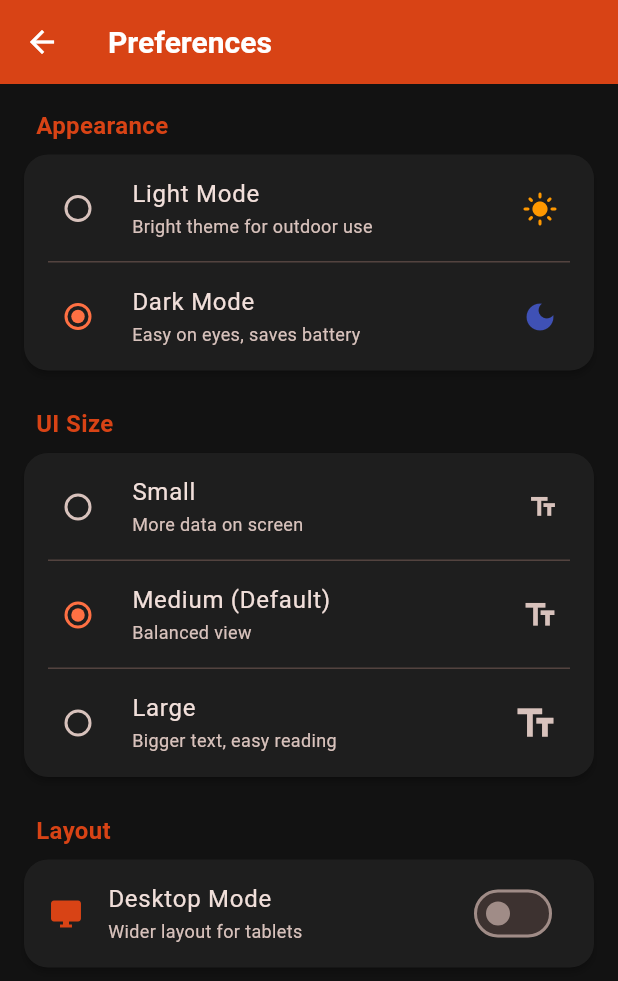
After one commit to faiz-vibe/LT-Operations, a Flutter app: the PreferencesScreen screen opened directly, after a tap on "Dark Mode", on a phone screen of 412 x 824 dp. The commit adds this screen. Shown: the top 981 px of the screen. Run offline on Flutter 3.47's test engine with Material 3 defaults, Android fonts, the phone set to English and light mode, and no system bars; our stand-ins replace file_picker, hive, hive_flutter, image_picker, pdf, screenshot and 1 more; missing offline and left inert: excel, mobile_scanner; accounts and stored records are empty.

Commit message:
some update

```diff
--- a/lib/main.dart
+++ b/lib/main.dart
@@ -1,8 +1,10 @@
+import 'services/preferences_service.dart';
 import 'package:flutter/material.dart';
 import 'package:hive_flutter/hive_flutter.dart';
 import 'models/box_item.dart';
 import 'models/vehicle_entry.dart';
 import 'screens/home_screen.dart';
+import 'services/preferences_service.dart';
 
 void main() async {
   WidgetsFlutterBinding.ensureInitialized();
@@ -31,6 +33,7 @@ void main() async {
   await Hive.openBox<String>('archive_box'); // Archive Box
   await Hive.openBox<String>('zone_mapping'); // Zone mapping ke liye naya box
 
+  await PreferencesService.init();
   runApp(const TransportSupervisorApp());
 }
 
@@ -39,16 +42,75 @@ class TransportSupervisorApp extends StatelessWidget {
 
   @override
   Widget build(BuildContext context) {
+    return ValueListenableBuilder<AppThemeMode>(
+      valueListenable: PreferencesService.themeMode,
+      builder: (context, themeMode, child) {
+        final isDark = themeMode == AppThemeMode.dark;
         return MaterialApp(
           title: 'LT Operations',
           debugShowCheckedModeBanner: false,
-      theme: ThemeData(
+          theme: isDark ? _buildDarkTheme() : _buildLightTheme(),
+          home: child,
+        );
+      },
+      child: const HomeScreen(),
+    );
+  }
+
+  // DARK THEME
+  ThemeData _buildDarkTheme() {
+    return ThemeData(
+      useMaterial3: true,
+      brightness: Brightness.dark,
+      colorScheme: ColorScheme.fromSeed(
+        seedColor: const Color(0xFFD84315),
+        primary: const Color(0xFFFF7043),
+        secondary: const Color(0xFFFF8F00),
+        brightness: Brightness.dark,
+      ),
+      scaffoldBackgroundColor: const Color(0xFF121212),
+      fontFamily: 'Roboto',
+      appBarTheme: const AppBarTheme(
+        backgroundColor: Color(0xFF1E1E1E),
+        foregroundColor: Colors.white,
+        elevation: 0,
+        titleTextStyle: TextStyle(fontWeight: FontWeight.bold, fontSize: 20, color: Colors.white),
+      ),
+      cardTheme: CardTheme(
+        elevation: 2,
+        color: const Color(0xFF1E1E1E),
+        shape: RoundedRectangleBorder(borderRadius: BorderRadius.circular(16.0)),
+        margin: EdgeInsets.zero,
+      ),
+      inputDecorationTheme: InputDecorationTheme(
+        filled: true,
+        fillColor: const Color(0xFF2C2C2C),
+        contentPadding: const EdgeInsets.symmetric(horizontal: 16, vertical: 16),
+        border: OutlineInputBorder(borderRadius: BorderRadius.circular(12.0), borderSide: BorderSide.none),
+        enabledBorder: OutlineInputBorder(borderRadius: BorderRadius.circular(12.0), borderSide: const BorderSide(color: Color(0xFF3E3E3E), width: 1)),
+        focusedBorder: OutlineInputBorder(borderRadius: BorderRadius.circular(12.0), borderSide: const BorderSide(color: Color(0xFFFF7043), width: 2)),
+      ),
+      elevatedButtonTheme: ElevatedButtonThemeData(
+        style: ElevatedButton.styleFrom(
+          backgroundColor: const Color(0xFFFF7043),
+          foregroundColor: Colors.black,
+          padding: const EdgeInsets.symmetric(horizontal: 24, vertical: 16),
+          shape: RoundedRectangleBorder(borderRadius: BorderRadius.circular(12.0)),
+          textStyle: const TextStyle(fontWeight: FontWeight.bold, fontSize: 16),
+        ),
+      ),
+    );
+  }
+
+  // LIGHT THEME
+  ThemeData _buildLightTheme() {
+    return ThemeData(
       useMaterial3: true,
       colorScheme: ColorScheme.fromSeed(
-          seedColor: const Color(0xFFD84315), // Deep Burnt Orange (Corporate & Premium)
+        seedColor: const Color(0xFFD84315),
         primary: const Color(0xFFD84315),
         secondary: const Color(0xFFFF8F00),
-          surface: const Color(0xFFF5F6FA), // Cool Neutral Grey Background
+        surface: const Color(0xFFF5F6FA),
       ),
       scaffoldBackgroundColor: const Color(0xFFF5F6FA),
       fontFamily: 'Roboto',
@@ -89,8 +151,6 @@ class TransportSupervisorApp extends StatelessWidget {
         titleLarge: TextStyle(fontWeight: FontWeight.bold, color: Colors.black87),
         bodyMedium: TextStyle(color: Colors.black54),
       ),
-      ),
-      home: const HomeScreen(),
     );
   }
 }
--- a/lib/screens/consignment_screen.dart
+++ b/lib/screens/consignment_screen.dart
@@ -7,7 +7,6 @@ import 'dart:io';
 import 'package:screenshot/screenshot.dart';
 import 'package:path_provider/path_provider.dart';
 import 'package:image_picker/image_picker.dart';
-import '../services/google_sync_service.dart';
 import '../models/vehicle_entry.dart';
 import '../models/box_item.dart';
 import '../services/export_service.dart';
@@ -772,16 +771,7 @@ class _ConsignmentScreenState extends State<ConsignmentScreen> {
                             if (context.mounted) { Navigator.pop(context); Navigator.pop(context); }
                             if (context.mounted) {
                               ScaffoldMessenger.of(context).showSnackBar(
-                                const SnackBar(content: Text('Process Completed! Syncing data in background...'), backgroundColor: Colors.blue),
-                              );
-                            }
-                            bool isSynced = await GoogleSyncService.syncToSheet(widget.vehicleEntry);
-                            if (context.mounted) {
-                              ScaffoldMessenger.of(context).showSnackBar(
-                                SnackBar(
-                                  content: Text(isSynced ? 'Successfully Synced to Google Sheet!' : 'Saved locally. Sync failed (No internet).'),
-                                  backgroundColor: isSynced ? Colors.green : Colors.red,
-                                ),
+                                const SnackBar(content: Text('Process Completed & Saved!'), backgroundColor: Colors.green),
                               );
                             }
                           } : null,
--- a/lib/screens/home_screen.dart
+++ b/lib/screens/home_screen.dart
@@ -1,3 +1,4 @@
+import 'preferences_screen.dart';
 import 'location_audit_screen.dart';
 import 'dart:async';
 import 'dart:ui';
@@ -216,6 +217,7 @@ class _HomeScreenState extends State<HomeScreen> {
                     _buildDrawerItem(Icons.delete_outline, 'Trash', 'Deleted items', Colors.red, () { Navigator.pop(context); Navigator.push(context, MaterialPageRoute(builder: (context) => const TrashScreen())); }, trailing: trashCount > 0 ? Container(padding: const EdgeInsets.all(6), decoration: const BoxDecoration(color: Colors.red, shape: BoxShape.circle), child: Text(trashCount.toString(), style: const TextStyle(color: Colors.white, fontSize: 12))) : null),
                     const Divider(indent: 20, endIndent: 20),
                     _buildDrawerItem(Icons.qr_code_2, 'Generate Stickers', 'Print barcode stickers', Colors.teal, () { Navigator.pop(context); Navigator.push(context, MaterialPageRoute(builder: (context) => const StickerGeneratorScreen())); }),
+                    _buildDrawerItem(Icons.settings_outlined, 'Preferences', 'Theme, size & layout', Colors.teal, () { Navigator.pop(context); Navigator.push(context, MaterialPageRoute(builder: (context) => const PreferencesScreen())); }),
                     _buildDrawerItem(Icons.menu_book, 'Manage Dictionary', 'Auto-complete words', Colors.purple, () { Navigator.pop(context); Navigator.push(context, MaterialPageRoute(builder: (context) => const ManageSuggestionsScreen())); }),
                     _buildDrawerItem(Icons.bar_chart, 'Reports & Analytics', 'Aaj ka stats dekhein', Colors.green, () { Navigator.pop(context); Navigator.push(context, MaterialPageRoute(builder: (context) => const ReportsScreen())); }),
                   ],
--- /dev/null
+++ b/lib/screens/preferences_screen.dart
@@ -0,0 +1,137 @@
+import 'package:flutter/material.dart';
+import '../services/preferences_service.dart';
+
+class PreferencesScreen extends StatelessWidget {
+  const PreferencesScreen({super.key});
+
+  @override
+  Widget build(BuildContext context) {
+    return ValueListenableBuilder<AppThemeMode>(
+      valueListenable: PreferencesService.themeMode,
+      builder: (context, themeMode, _) {
+        return ValueListenableBuilder<AppUiSize>(
+          valueListenable: PreferencesService.uiSize,
+          builder: (context, uiSize, _) {
+            return ValueListenableBuilder<bool>(
+              valueListenable: PreferencesService.desktopMode,
+              builder: (context, desktopMode, _) {
+                return Scaffold(
+                  appBar: AppBar(
+                    title: const Text('Preferences'),
+                    backgroundColor: const Color(0xFFD84315),
+                    foregroundColor: Colors.white,
+                  ),
+                  body: ListView(
+                    padding: const EdgeInsets.all(16),
+                    children: [
+                      // Theme Section
+                      _buildSectionHeader('Appearance'),
+                      _buildThemeCard(themeMode),
+                      const SizedBox(height: 24),
+
+                      // UI Size Section
+                      _buildSectionHeader('UI Size'),
+                      _buildUiSizeCard(uiSize),
+                      const SizedBox(height: 24),
+
+                      // Desktop Mode Section
+                      _buildSectionHeader('Layout'),
+                      _buildDesktopModeCard(desktopMode),
+                    ],
+                  ),
+                );
+              },
+            );
+          },
+        );
+      },
+    );
+  }
+
+  Widget _buildSectionHeader(String title) {
+    return Padding(
+      padding: const EdgeInsets.only(left: 8.0, bottom: 8.0),
+      child: Text(title, style: const TextStyle(fontSize: 16, fontWeight: FontWeight.bold, color: Color(0xFFD84315))),
+    );
+  }
+
+  Widget _buildThemeCard(AppThemeMode currentMode) {
+    return Card(
+      elevation: 2,
+      shape: RoundedRectangleBorder(borderRadius: BorderRadius.circular(16)),
+      child: Column(
+        children: [
+          RadioListTile<AppThemeMode>(
+            title: const Text('Light Mode'),
+            subtitle: const Text('Bright theme for outdoor use', style: TextStyle(fontSize: 12)),
+            secondary: const Icon(Icons.light_mode, color: Colors.orange),
+            value: AppThemeMode.light,
+            groupValue: currentMode,
+            onChanged: (value) { if (value != null) PreferencesService.setThemeMode(value); },
+          ),
+          const Divider(height: 0, indent: 16, endIndent: 16),
+          RadioListTile<AppThemeMode>(
+            title: const Text('Dark Mode'),
+            subtitle: const Text('Easy on eyes, saves battery', style: TextStyle(fontSize: 12)),
+            secondary: const Icon(Icons.dark_mode, color: Colors.indigo),
+            value: AppThemeMode.dark,
+            groupValue: currentMode,
+            onChanged: (value) { if (value != null) PreferencesService.setThemeMode(value); },
+          ),
+        ],
+      ),
+    );
+  }
+
+  Widget _buildUiSizeCard(AppUiSize currentSize) {
+    return Card(
+      elevation: 2,
+      shape: RoundedRectangleBorder(borderRadius: BorderRadius.circular(16)),
+      child: Column(
+        children: [
+          RadioListTile<AppUiSize>(
+            title: const Text('Small'),
+            subtitle: const Text('More data on screen', style: TextStyle(fontSize: 12)),
+            secondary: const Icon(Icons.text_fields, size: 20),
+            value: AppUiSize.small,
+            groupValue: currentSize,
+            onChanged: (value) { if (value != null) PreferencesService.setUiSize(value); },
+          ),
+          const Divider(height: 0, indent: 16, endIndent: 16),
+          RadioListTile<AppUiSize>(
+            title: const Text('Medium (Default)'),
+            subtitle: const Text('Balanced view', style: TextStyle(fontSize: 12)),
+            secondary: const Icon(Icons.text_fields, size: 24),
+            value: AppUiSize.medium,
+            groupValue: currentSize,
+            onChanged: (value) { if (value != null) PreferencesService.setUiSize(value); },
+          ),
+          const Divider(height: 0, indent: 16, endIndent: 16),
+          RadioListTile<AppUiSize>(
+            title: const Text('Large'),
+            subtitle: const Text('Bigger text, easy reading', style: TextStyle(fontSize: 12)),
+            secondary: const Icon(Icons.text_fields, size: 30),
+            value: AppUiSize.large,
+            groupValue: currentSize,
+            onChanged: (value) { if (value != null) PreferencesService.setUiSize(value); },
+          ),
+        ],
+      ),
+    );
+  }
+
+  Widget _buildDesktopModeCard(bool currentValue) {
+    return Card(
+      elevation: 2,
+      shape: RoundedRectangleBorder(borderRadius: BorderRadius.circular(16)),
+      child: SwitchListTile(
+        title: const Text('Desktop Mode'),
+        subtitle: const Text('Wider layout for tablets', style: TextStyle(fontSize: 12)),
+        secondary: const Icon(Icons.desktop_windows, color: const Color(0xFFD84315)),
+        value: currentValue,
+        activeColor: const Color(0xFFD84315),
+        onChanged: (value) => PreferencesService.setDesktopMode(value),
+      ),
+    );
+  }
+}
--- /dev/null
+++ b/lib/services/preferences_service.dart
@@ -0,0 +1,50 @@
+import 'package:flutter/material.dart';
+import 'package:hive/hive.dart';
+
+// App ki theme mode (Light/Dark)
+enum AppThemeMode { light, dark }
+
+// App ka UI size
+enum AppUiSize { small, medium, large }
+
+class PreferencesService {
+  static final ValueNotifier<AppThemeMode> themeMode = ValueNotifier(AppThemeMode.light);
+  static final ValueNotifier<AppUiSize> uiSize = ValueNotifier(AppUiSize.medium);
+  static final ValueNotifier<bool> desktopMode = ValueNotifier(false);
+
+  // Hive se settings load karo
+  static Future<void> init() async {
+    await Hive.openBox('preferences');
+    final box = Hive.box('preferences');
+    themeMode.value = AppThemeMode.values[box.get('themeMode', defaultValue: 0)];
+    uiSize.value = AppUiSize.values[box.get('uiSize', defaultValue: 1)];
+    desktopMode.value = box.get('desktopMode', defaultValue: false);
+  }
+
+  // Theme save karo
+  static void setThemeMode(AppThemeMode mode) {
+    themeMode.value = mode;
+    Hive.box('preferences').put('themeMode', mode.index);
+  }
+
+  // UI Size save karo
+  static void setUiSize(AppUiSize size) {
+    uiSize.value = size;
+    Hive.box('preferences').put('uiSize', size.index);
+  }
+
+  // Desktop mode save karo
+  static void setDesktopMode(bool value) {
+    desktopMode.value = value;
+    Hive.box('preferences').put('desktopMode', value);
+  }
+
+  // Font size UI size ke hisaab se return karo
+  static double get scaleFactor {
+    switch (uiSize.value) {
+      case AppUiSize.small: return 0.85;
+      case AppUiSize.medium: return 1.0;
+      case AppUiSize.large: return 1.15;
+    }
+  }
+}
```
Lines whose indentation alone changed are shown as unchanged.
